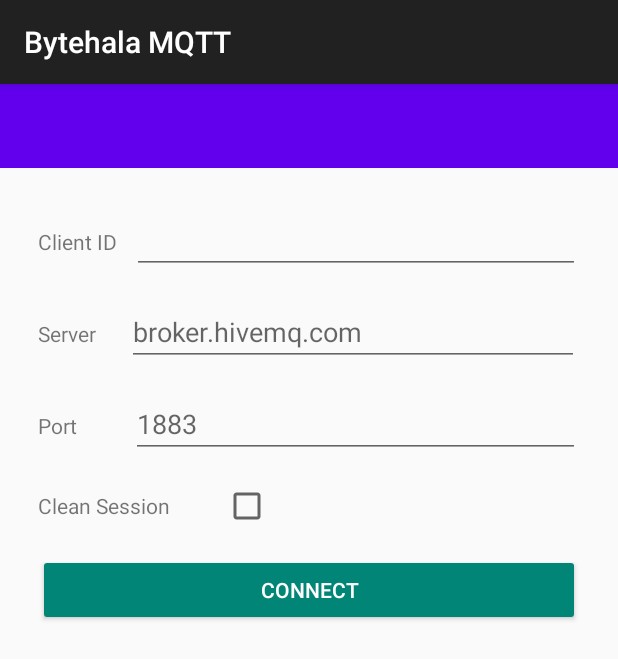
After one commit to bytehala/android-mqtt-quickstart, an Android app: the NewConnectionFragment screen opened through its navigation route, on a phone screen of 412 x 824 dp. The commit adds this screen. Shown: the top 659 px of the screen. Run offline under Robolectric (Android 15) with nearby library versions, the phone set to English and light mode, and no system bars; 3 statements that could not run were skipped.

Commit message:
Start making NewConnectionFragment

```diff
--- /dev/null
+++ b/app/src/main/java/io/bytehala/eclipsemqtt/sample/newconnection/NewConnectionFragment.kt
@@ -0,0 +1,19 @@
+package io.bytehala.eclipsemqtt.sample.newconnection
+
+import android.os.Bundle
+import android.view.LayoutInflater
+import android.view.View
+import android.view.ViewGroup
+import androidx.fragment.app.Fragment
+import io.bytehala.eclipsemqtt.sample.R
+
+class NewConnectionFragment: Fragment() {
+
+    override fun onCreateView(
+        inflater: LayoutInflater,
+        container: ViewGroup?,
+        savedInstanceState: Bundle?
+    ): View? {
+        return inflater.inflate(R.layout.old_activity_new_connection, container, false);
+    }
+}
--- a/app/src/main/res/navigation/navigation.xml
+++ b/app/src/main/res/navigation/navigation.xml
@@ -13,11 +13,19 @@
 
         <action
             android:id="@+id/action_new_connection"
-            app:destination="@id/newConnectionActivity" />
+            app:destination="@id/newConnection_dest" />
     </fragment>
+
+    <fragment
+        android:id="@+id/newConnection_dest"
+        android:name="io.bytehala.eclipsemqtt.sample.newconnection.NewConnectionFragment"
+        android:label="newConnectionFragment"
+        tools:layout="@layout/old_activity_new_connection"
+        />
 
     <activity
         android:id="@+id/newConnectionActivity"
         android:name="io.bytehala.eclipsemqtt.sample.newconnection.NewConnectionActivity"
-        android:label="NewConnectionActivity" />
+        android:label="NewConnectionActivity"
+        tools:layout="@layout/old_activity_new_connection"/>
 </navigation>
```
